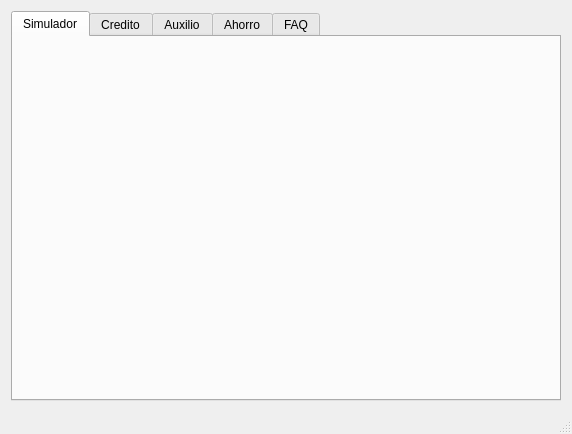
First picture: the form in AsociadosFondo/asociadosfondo.ui, repository MiguelALopez/JaverianaProject, before the edit.
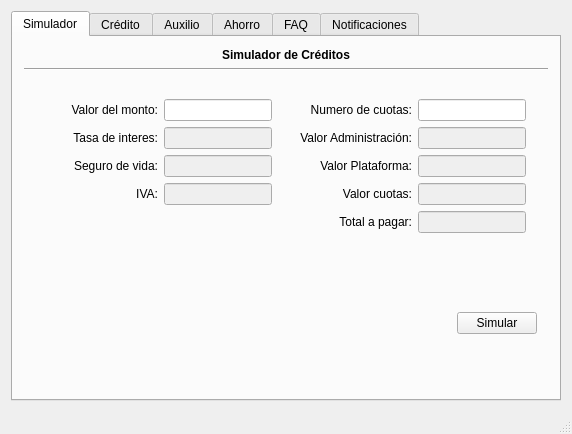
Second picture: the form after the edit. The open tabs and pages were chosen to show the change.

Commit message: Finished the ui asocidosfondo

What changed in the file:
```diff
--- a/AsociadosFondo/asociadosfondo.ui
+++ b/AsociadosFondo/asociadosfondo.ui
@@ -24,10 +24,313 @@
        <attribute name="title">
         <string>Simulador</string>
        </attribute>
+       <layout class="QVBoxLayout" name="verticalLayout_5">
+        <item>
+         <widget class="QLabel" name="label_25">
+          <property name="text">
+           <string>&lt;html&gt;&lt;head/&gt;&lt;body&gt;&lt;p align=&quot;center&quot;&gt;&lt;span style=&quot; font-weight:600;&quot;&gt;Simulador de Créditos&lt;/span&gt;&lt;/p&gt;&lt;/body&gt;&lt;/html&gt;</string>
+          </property>
+          <property name="margin">
+           <number>10</number>
+          </property>
+         </widget>
+        </item>
+        <item>
+         <widget class="Line" name="line_4">
+          <property name="orientation">
+           <enum>Qt::Horizontal</enum>
+          </property>
+         </widget>
+        </item>
+        <item>
+         <widget class="QWidget" name="widget_16" native="true">
+          <layout class="QHBoxLayout" name="horizontalLayout_11">
+           <item>
+            <widget class="QWidget" name="widget_17" native="true">
+             <layout class="QGridLayout" name="gridLayout_7">
+              <item row="1" column="1">
+               <widget class="QLineEdit" name="lineEdit_16">
+                <property name="enabled">
+                 <bool>false</bool>
+                </property>
+                <property name="sizePolicy">
+                 <sizepolicy hsizetype="Fixed" vsizetype="Fixed">
+                  <horstretch>0</horstretch>
+                  <verstretch>0</verstretch>
+                 </sizepolicy>
+                </property>
+               </widget>
+              </item>
+              <item row="0" column="1">
+               <widget class="QLineEdit" name="lineEdit_14">
+                <property name="sizePolicy">
+                 <sizepolicy hsizetype="Fixed" vsizetype="Fixed">
+                  <horstretch>0</horstretch>
+                  <verstretch>0</verstretch>
+                 </sizepolicy>
+                </property>
+               </widget>
+              </item>
+              <item row="0" column="0">
+               <widget class="QLabel" name="label_26">
+                <property name="text">
+                 <string>Valor del monto:</string>
+                </property>
+                <property name="alignment">
+                 <set>Qt::AlignRight|Qt::AlignTrailing|Qt::AlignVCenter</set>
+                </property>
+               </widget>
+              </item>
+              <item row="3" column="0">
+               <widget class="QLabel" name="label_32">
+                <property name="text">
+                 <string>IVA:</string>
+                </property>
+                <property name="alignment">
+                 <set>Qt::AlignRight|Qt::AlignTrailing|Qt::AlignVCenter</set>
+                </property>
+               </widget>
+              </item>
+              <item row="2" column="0">
+               <widget class="QLabel" name="label_30">
+                <property name="text">
+                 <string>Seguro de vida:</string>
+                </property>
+                <property name="alignment">
+                 <set>Qt::AlignRight|Qt::AlignTrailing|Qt::AlignVCenter</set>
+                </property>
+               </widget>
+              </item>
+              <item row="1" column="0">
+               <widget class="QLabel" name="label_28">
+                <property name="text">
+                 <string>Tasa de interes:</string>
+                </property>
+                <property name="alignment">
+                 <set>Qt::AlignRight|Qt::AlignTrailing|Qt::AlignVCenter</set>
+                </property>
+               </widget>
+              </item>
+              <item row="2" column="1">
+               <widget class="QLineEdit" name="lineEdit_18">
+                <property name="enabled">
+                 <bool>false</bool>
+                </property>
+                <property name="sizePolicy">
+                 <sizepolicy hsizetype="Fixed" vsizetype="Fixed">
+                  <horstretch>0</horstretch>
+                  <verstretch>0</verstretch>
+                 </sizepolicy>
+                </property>
+               </widget>
+              </item>
+              <item row="3" column="1">
+               <widget class="QLineEdit" name="lineEdit_20">
+                <property name="enabled">
+                 <bool>false</bool>
+                </property>
+                <property name="sizePolicy">
+                 <sizepolicy hsizetype="Fixed" vsizetype="Fixed">
+                  <horstretch>0</horstretch>
+                  <verstretch>0</verstretch>
+                 </sizepolicy>
+                </property>
+               </widget>
+              </item>
+              <item row="4" column="0" colspan="2">
+               <spacer name="verticalSpacer_5">
+                <property name="orientation">
+                 <enum>Qt::Vertical</enum>
+                </property>
+                <property name="sizeHint" stdset="0">
+                 <size>
+                  <width>20</width>
+                  <height>40</height>
+                 </size>
+                </property>
+               </spacer>
+              </item>
+             </layout>
+            </widget>
+           </item>
+           <item>
+            <widget class="QWidget" name="widget_18" native="true">
+             <layout class="QGridLayout" name="gridLayout_8">
+              <item row="3" column="1">
+               <widget class="QLineEdit" name="lineEdit_21">
+                <property name="enabled">
+                 <bool>false</bool>
+                </property>
+                <property name="sizePolicy">
+                 <sizepolicy hsizetype="Fixed" vsizetype="Fixed">
+                  <horstretch>0</horstretch>
+                  <verstretch>0</verstretch>
+                 </sizepolicy>
+                </property>
+               </widget>
+              </item>
+              <item row="1" column="1">
+               <widget class="QLineEdit" name="lineEdit_17">
+                <property name="enabled">
+                 <bool>false</bool>
+                </property>
+                <property name="sizePolicy">
+                 <sizepolicy hsizetype="Fixed" vsizetype="Fixed">
+                  <horstretch>0</horstretch>
+                  <verstretch>0</verstretch>
+                 </sizepolicy>
+                </property>
+               </widget>
+              </item>
+              <item row="3" column="0">
+               <widget class="QLabel" name="label_33">
+                <property name="text">
+                 <string>Valor cuotas:</string>
+                </property>
+                <property name="alignment">
+                 <set>Qt::AlignRight|Qt::AlignTrailing|Qt::AlignVCenter</set>
+                </property>
+               </widget>
+              </item>
+              <item row="0" column="1">
+               <widget class="QLineEdit" name="lineEdit_15">
+                <property name="sizePolicy">
+                 <sizepolicy hsizetype="Fixed" vsizetype="Fixed">
+                  <horstretch>0</horstretch>
+                  <verstretch>0</verstretch>
+                 </sizepolicy>
+                </property>
+               </widget>
+              </item>
+              <item row="0" column="0">
+               <widget class="QLabel" name="label_27">
+                <property name="text">
+                 <string>Numero de cuotas:</string>
+                </property>
+                <property name="alignment">
+                 <set>Qt::AlignRight|Qt::AlignTrailing|Qt::AlignVCenter</set>
+                </property>
+               </widget>
+              </item>
+              <item row="2" column="0">
+               <widget class="QLabel" name="label_31">
+                <property name="text">
+                 <string>Valor Plataforma:</string>
+                </property>
+                <property name="alignment">
+                 <set>Qt::AlignRight|Qt::AlignTrailing|Qt::AlignVCenter</set>
+                </property>
+               </widget>
+              </item>
+              <item row="2" column="1">
+               <widget class="QLineEdit" name="lineEdit_19">
+                <property name="enabled">
+                 <bool>false</bool>
+                </property>
+                <property name="sizePolicy">
+                 <sizepolicy hsizetype="Fixed" vsizetype="Fixed">
+                  <horstretch>0</horstretch>
+                  <verstretch>0</verstretch>
+                 </sizepolicy>
+                </property>
+               </widget>
+              </item>
+              <item row="4" column="1">
+               <widget class="QLineEdit" name="lineEdit_22">
+                <property name="enabled">
+                 <bool>false</bool>
+                </property>
+                <property name="sizePolicy">
+                 <sizepolicy hsizetype="Fixed" vsizetype="Fixed">
+                  <horstretch>0</horstretch>
+                  <verstretch>0</verstretch>
+                 </sizepolicy>
+                </property>
+               </widget>
+              </item>
+              <item row="1" column="0">
+               <widget class="QLabel" name="label_29">
+                <property name="text">
+                 <string>Valor Administración:</string>
+                </property>
+                <property name="alignment">
+                 <set>Qt::AlignRight|Qt::AlignTrailing|Qt::AlignVCenter</set>
+                </property>
+               </widget>
+              </item>
+              <item row="4" column="0">
+               <widget class="QLabel" name="label_34">
+                <property name="text">
+                 <string>Total a pagar:</string>
+                </property>
+                <property name="alignment">
+                 <set>Qt::AlignRight|Qt::AlignTrailing|Qt::AlignVCenter</set>
+                </property>
+               </widget>
+              </item>
+              <item row="5" column="0" colspan="2">
+               <spacer name="verticalSpacer_6">
+                <property name="orientation">
+                 <enum>Qt::Vertical</enum>
+                </property>
+                <property name="sizeHint" stdset="0">
+                 <size>
+                  <width>20</width>
+                  <height>40</height>
+                 </size>
+                </property>
+               </spacer>
+              </item>
+             </layout>
+            </widget>
+           </item>
+          </layout>
+         </widget>
+        </item>
+        <item>
+         <widget class="QWidget" name="widget_19" native="true">
+          <layout class="QHBoxLayout" name="horizontalLayout_12">
+           <item>
+            <spacer name="horizontalSpacer_4">
+             <property name="orientation">
+              <enum>Qt::Horizontal</enum>
+             </property>
+             <property name="sizeHint" stdset="0">
+              <size>
+               <width>425</width>
+               <height>20</height>
+              </size>
+             </property>
+            </spacer>
+           </item>
+           <item>
+            <widget class="QPushButton" name="bSimular">
+             <property name="text">
+              <string>Simular</string>
+             </property>
+            </widget>
+           </item>
+          </layout>
+         </widget>
+        </item>
+        <item>
+         <spacer name="verticalSpacer_4">
+          <property name="orientation">
+           <enum>Qt::Vertical</enum>
+          </property>
+          <property name="sizeHint" stdset="0">
+           <size>
+            <width>20</width>
+            <height>40</height>
+           </size>
+          </property>
+         </spacer>
+        </item>
+       </layout>
       </widget>
       <widget class="QWidget" name="tab_2">
        <attribute name="title">
-        <string>Credito</string>
+        <string>Crédito</string>
        </attribute>
        <layout class="QVBoxLayout" name="verticalLayout">
         <item>
@@ -298,6 +601,140 @@
        <attribute name="title">
         <string>FAQ</string>
        </attribute>
+       <layout class="QVBoxLayout" name="verticalLayout_6">
+        <item>
+         <widget class="QLabel" name="label_35">
+          <property name="text">
+           <string>&lt;html&gt;&lt;head/&gt;&lt;body&gt;&lt;p align=&quot;center&quot;&gt;&lt;span style=&quot; font-weight:600;&quot;&gt;Area de preguntas frecuentes&lt;/span&gt;&lt;/p&gt;&lt;/body&gt;&lt;/html&gt;</string>
+          </property>
+          <property name="margin">
+           <number>10</number>
+          </property>
+         </widget>
+        </item>
+        <item>
+         <widget class="QTableWidget" name="tableWidget_2">
+          <attribute name="horizontalHeaderStretchLastSection">
+           <bool>true</bool>
+          </attribute>
+          <row>
+           <property name="text">
+            <string>1</string>
+           </property>
+          </row>
+          <row>
+           <property name="text">
+            <string>1</string>
+           </property>
+          </row>
+          <row>
+           <property name="text">
+            <string>3</string>
+           </property>
+          </row>
+          <column>
+           <property name="text">
+            <string>Titulo</string>
+           </property>
+          </column>
+          <column>
+           <property name="text">
+            <string>Descripción</string>
+           </property>
+          </column>
+          <item row="0" column="0">
+           <property name="text">
+            <string/>
+           </property>
+          </item>
+          <item row="1" column="0">
+           <property name="text">
+            <string/>
+           </property>
+          </item>
+         </widget>
+        </item>
+        <item>
+         <widget class="QWidget" name="widget_20" native="true">
+          <layout class="QHBoxLayout" name="horizontalLayout_13">
+           <item>
+            <spacer name="horizontalSpacer_5">
+             <property name="orientation">
+              <enum>Qt::Horizontal</enum>
+             </property>
+             <property name="sizeHint" stdset="0">
+              <size>
+               <width>40</width>
+               <height>20</height>
+              </size>
+             </property>
+            </spacer>
+           </item>
+           <item>
+            <widget class="QPushButton" name="bFaqPregunta">
+             <property name="text">
+              <string>Realizar pregunta</string>
+             </property>
+            </widget>
+           </item>
+          </layout>
+         </widget>
+        </item>
+       </layout>
+      </widget>
+      <widget class="QWidget" name="tab_6">
+       <attribute name="title">
+        <string>Notificaciones</string>
+       </attribute>
+       <layout class="QVBoxLayout" name="verticalLayout_4">
+        <item>
+         <widget class="QLabel" name="label_24">
+          <property name="text">
+           <string>&lt;html&gt;&lt;head/&gt;&lt;body&gt;&lt;p align=&quot;center&quot;&gt;&lt;span style=&quot; font-weight:600;&quot;&gt;Notificaciones&lt;/span&gt;&lt;/p&gt;&lt;/body&gt;&lt;/html&gt;</string>
+          </property>
+          <property name="margin">
+           <number>10</number>
+          </property>
+         </widget>
+        </item>
+        <item>
+         <widget class="QTableWidget" name="tableWidget">
+          <attribute name="horizontalHeaderCascadingSectionResizes">
+           <bool>false</bool>
+          </attribute>
+          <attribute name="horizontalHeaderShowSortIndicator" stdset="0">
+           <bool>false</bool>
+          </attribute>
+          <attribute name="horizontalHeaderStretchLastSection">
+           <bool>true</bool>
+          </attribute>
+          <attribute name="verticalHeaderCascadingSectionResizes">
+           <bool>false</bool>
+          </attribute>
+          <attribute name="verticalHeaderShowSortIndicator" stdset="0">
+           <bool>false</bool>
+          </attribute>
+          <attribute name="verticalHeaderStretchLastSection">
+           <bool>false</bool>
+          </attribute>
+          <column>
+           <property name="text">
+            <string>Titulo</string>
+           </property>
+          </column>
+          <column>
+           <property name="text">
+            <string>Fecha</string>
+           </property>
+          </column>
+          <column>
+           <property name="text">
+            <string>Descripción</string>
+           </property>
+          </column>
+         </widget>
+        </item>
+       </layout>
       </widget>
      </widget>
     </item>
```
Left out of the diff: 326 changed lines with no effect on the pictures.
